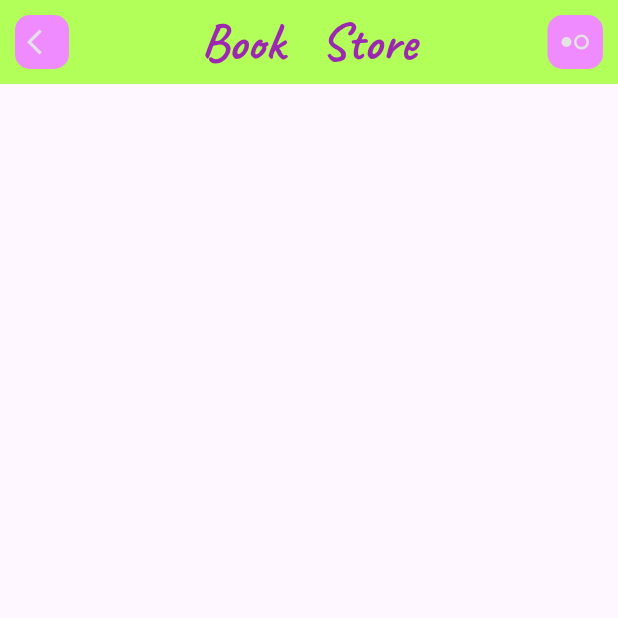
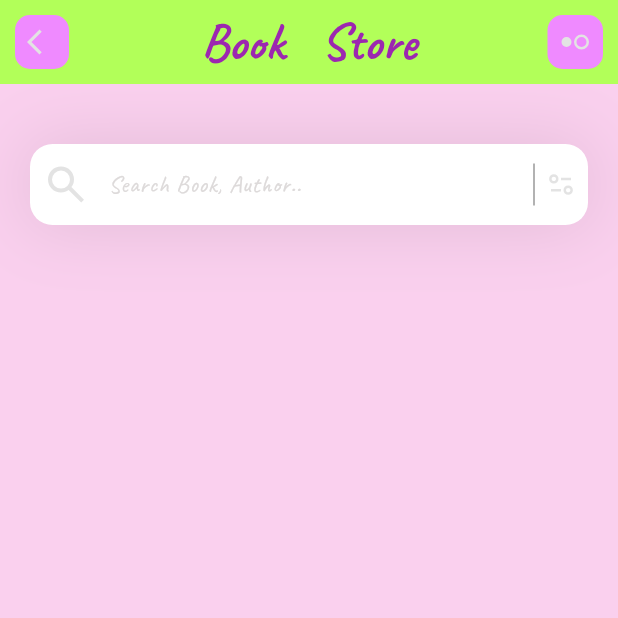
Before and after one commit to shashikant-virmani/Book-Store-Flutter-App, a Flutter app: the screen it shows after launch, on a phone screen of 412 x 824 dp, the top half of it. Run offline on Flutter 3.47's test engine with Material 3 defaults, Android fonts, the light colour scheme and no system bars; our stand-ins replace flutter_svg.

Commit message:
search box done

```diff
--- a/lib/pages/home.dart
+++ b/lib/pages/home.dart
@@ -8,7 +8,69 @@ class HomePage extends StatelessWidget {
   Widget build(BuildContext context) {
     return Scaffold(
       appBar: appBar(),
+      backgroundColor: const Color.fromARGB(255, 250, 208, 238),
+      body: Column(
+        children: [
+          _searchField()
+        ],
+      ),
     );
+  }
+
+  Container _searchField() {
+    return Container(
+          margin: EdgeInsets.only(top: 40, left: 20, right: 20),
+          decoration: BoxDecoration(
+            boxShadow: [
+              BoxShadow(
+                // ignore: deprecated_member_use
+                color: Color(0xff1D1617).withOpacity(0.11),
+                blurRadius: 40,
+                spreadRadius: 0.0
+              )
+            ]
+          ),
+          child: TextField(
+            decoration: InputDecoration(
+              filled: true,
+              fillColor: Colors.white,
+              contentPadding: EdgeInsets.all(15),
+              hintText: 'Search Book, Author..',
+              hintStyle: TextStyle(
+                color: Color(0xffDDDADA),
+                // fontSize: 14,
+              ),
+              prefixIcon: Padding(
+                padding: const EdgeInsets.all(8),
+                child: SvgPicture.asset('assets/icons/search.svg', width: 2, height: 2,),
+              ),
+              suffixIcon: SizedBox(
+                width: 50,
+                child: IntrinsicHeight(
+                  child: Row(
+                    mainAxisAlignment: MainAxisAlignment.end,
+                    children: [
+                      VerticalDivider(
+                        color: Colors.black,
+                        indent: 10,
+                        endIndent: 10,
+                        thickness: 0.4,
+                      ),
+                      Padding(
+                        padding: const EdgeInsets.only(right: 8.0,),
+                        child: SvgPicture.asset('assets/icons/filter.svg', width: 20, height: 20,),
+                      ),
+                    ],
+                  ),
+                ),
+              ),
+              border: OutlineInputBorder(
+                borderRadius: BorderRadius.circular(15),
+                borderSide: BorderSide.none,
+              )
+            ),
+          ),
+        );
   }
 
   AppBar appBar() {
```
Also changed, not shown: assets/icons/filter.svg (added), assets/icons/search.svg (added).
